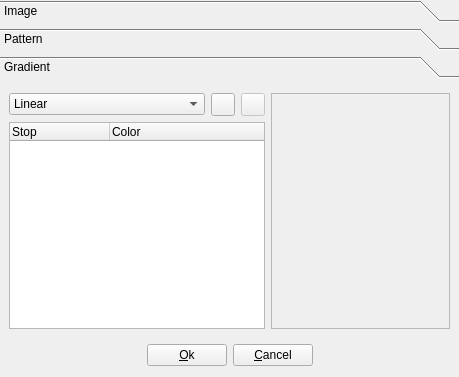
Above: brusheditor.ui from qmc2/qmc2-mame-fe before the change. Below: the same form after it.
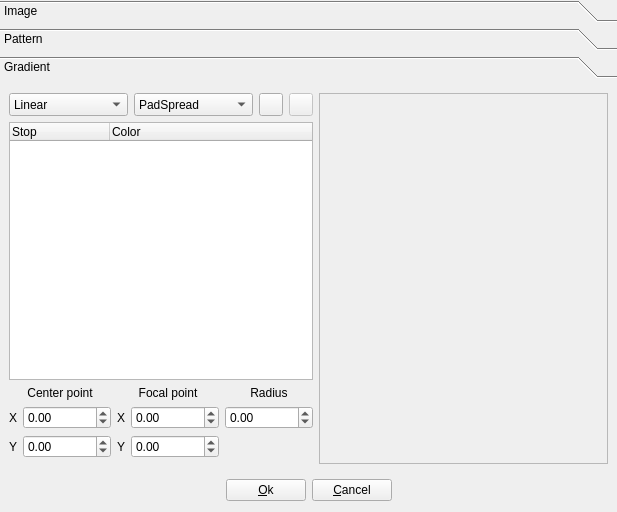
That is the form after the change. The open tabs and pages were chosen to show the change. Icons and pictures are not drawn.

```diff
--- a/brusheditor.ui
+++ b/brusheditor.ui
@@ -6,8 +6,8 @@
    <rect>
     <x>0</x>
     <y>0</y>
-    <width>459</width>
-    <height>377</height>
+    <width>617</width>
+    <height>512</height>
    </rect>
   </property>
   <property name="windowTitle">
@@ -344,16 +344,336 @@
        <rect>
         <x>0</x>
         <y>0</y>
-        <width>449</width>
-        <height>195</height>
+        <width>607</width>
+        <height>394</height>
        </rect>
       </property>
       <attribute name="label">
        <string>Gradient</string>
       </attribute>
-      <layout class="QGridLayout" name="gridLayout_4">
+      <layout class="QGridLayout" name="gridLayoutPageGradient">
+       <item row="2" column="0" colspan="4">
+        <widget class="QStackedWidget" name="stackedWidget">
+         <property name="sizePolicy">
+          <sizepolicy hsizetype="Preferred" vsizetype="Maximum">
+           <horstretch>0</horstretch>
+           <verstretch>0</verstretch>
+          </sizepolicy>
+         </property>
+         <property name="currentIndex">
+          <number>0</number>
+         </property>
+         <widget class="QWidget" name="pageLinear">
+          <layout class="QGridLayout" name="gridLayoutPageLinear">
+           <property name="margin">
+            <number>0</number>
+           </property>
+           <item row="2" column="2">
+            <widget class="QLabel" name="labelLinearEndPointY">
+             <property name="text">
+              <string>Y</string>
+             </property>
+            </widget>
+           </item>
+           <item row="1" column="1">
+            <widget class="QDoubleSpinBox" name="doubleSpinBoxLinearStartPointX"/>
+           </item>
+           <item row="0" column="2" colspan="2">
+            <widget class="QLabel" name="labelLinearEndPoint">
+             <property name="text">
+              <string>Final end point</string>
+             </property>
+             <property name="alignment">
+              <set>Qt::AlignCenter</set>
+             </property>
+            </widget>
+           </item>
+           <item row="1" column="3">
+            <widget class="QDoubleSpinBox" name="doubleSpinBoxLinearEndPointX"/>
+           </item>
+           <item row="1" column="0">
+            <widget class="QLabel" name="labelLinearStartPointX">
+             <property name="sizePolicy">
+              <sizepolicy hsizetype="Fixed" vsizetype="Preferred">
+               <horstretch>0</horstretch>
+               <verstretch>0</verstretch>
+              </sizepolicy>
+             </property>
+             <property name="text">
+              <string>X</string>
+             </property>
+            </widget>
+           </item>
+           <item row="1" column="2">
+            <widget class="QLabel" name="labelLinearEndPointX">
+             <property name="sizePolicy">
+              <sizepolicy hsizetype="Fixed" vsizetype="Preferred">
+               <horstretch>0</horstretch>
+               <verstretch>0</verstretch>
+              </sizepolicy>
+             </property>
+             <property name="text">
+              <string>X</string>
+             </property>
+            </widget>
+           </item>
+           <item row="2" column="0">
+            <widget class="QLabel" name="labeLinearStartPointY">
+             <property name="text">
+              <string>Y</string>
+             </property>
+            </widget>
+           </item>
+           <item row="2" column="3">
+            <widget class="QDoubleSpinBox" name="doubleSpinBoxLinearEndPointY"/>
+           </item>
+           <item row="2" column="1">
+            <widget class="QDoubleSpinBox" name="doubleSpinBoxLinearStartPointY"/>
+           </item>
+           <item row="0" column="0" colspan="2">
+            <widget class="QLabel" name="labelLinearStartPoint">
+             <property name="text">
+              <string>Start point</string>
+             </property>
+             <property name="alignment">
+              <set>Qt::AlignCenter</set>
+             </property>
+            </widget>
+           </item>
+          </layout>
+         </widget>
+         <widget class="QWidget" name="pageRadial">
+          <layout class="QGridLayout" name="gridLayoutPageRadial">
+           <property name="margin">
+            <number>0</number>
+           </property>
+           <item row="0" column="0" colspan="2">
+            <widget class="QLabel" name="labelRadialCenterPoint">
+             <property name="text">
+              <string>Center point</string>
+             </property>
+             <property name="alignment">
+              <set>Qt::AlignCenter</set>
+             </property>
+            </widget>
+           </item>
+           <item row="0" column="2" colspan="2">
+            <widget class="QLabel" name="labelRadialFocalPoint">
+             <property name="text">
+              <string>Focal point</string>
+             </property>
+             <property name="alignment">
+              <set>Qt::AlignCenter</set>
+             </property>
+            </widget>
+           </item>
+           <item row="0" column="4">
+            <widget class="QLabel" name="labelRadialRadius">
+             <property name="text">
+              <string>Radius</string>
+             </property>
+             <property name="alignment">
+              <set>Qt::AlignCenter</set>
+             </property>
+            </widget>
+           </item>
+           <item row="1" column="0">
+            <widget class="QLabel" name="labelRadialCenterPointX">
+             <property name="sizePolicy">
+              <sizepolicy hsizetype="Fixed" vsizetype="Preferred">
+               <horstretch>0</horstretch>
+               <verstretch>0</verstretch>
+              </sizepolicy>
+             </property>
+             <property name="text">
+              <string>X</string>
+             </property>
+            </widget>
+           </item>
+           <item row="1" column="1">
+            <widget class="QDoubleSpinBox" name="doubleSpinBoxRadialCenterPointX">
+             <property name="minimum">
+              <double>-999999999.000000000000000</double>
+             </property>
+             <property name="maximum">
+              <double>999999999.000000000000000</double>
+             </property>
+            </widget>
+           </item>
+           <item row="1" column="2">
+            <widget class="QLabel" name="labelRadialFocalPointX">
+             <property name="sizePolicy">
+              <sizepolicy hsizetype="Fixed" vsizetype="Preferred">
+               <horstretch>0</horstretch>
+               <verstretch>0</verstretch>
+              </sizepolicy>
+             </property>
+             <property name="text">
+              <string>X</string>
+             </property>
+            </widget>
+           </item>
+           <item row="1" column="3">
+            <widget class="QDoubleSpinBox" name="doubleSpinBoxRadialFocalPointX">
+             <property name="minimum">
+              <double>-999999999.000000000000000</double>
+             </property>
+             <property name="maximum">
+              <double>999999999.000000000000000</double>
+             </property>
+            </widget>
+           </item>
+           <item row="1" column="4">
+            <widget class="QDoubleSpinBox" name="doubleSpinBoxRadialRadius">
+             <property name="minimum">
+              <double>-999999999.000000000000000</double>
+             </property>
+             <property name="maximum">
+              <double>999999999.000000000000000</double>
+             </property>
+            </widget>
+           </item>
+           <item row="2" column="0">
+            <widget class="QLabel" name="labelRadialCenterPointY">
+             <property name="sizePolicy">
+              <sizepolicy hsizetype="Fixed" vsizetype="Preferred">
+               <horstretch>0</horstretch>
+               <verstretch>0</verstretch>
+              </sizepolicy>
+             </property>
+             <property name="text">
+              <string>Y</string>
+             </property>
+            </widget>
+           </item>
+           <item row="2" column="1">
+            <widget class="QDoubleSpinBox" name="doubleSpinBoxRadialCenterPointY">
+             <property name="minimum">
+              <double>-999999999.000000000000000</double>
+             </property>
+             <property name="maximum">
+              <double>999999999.000000000000000</double>
+             </property>
+            </widget>
+           </item>
+           <item row="2" column="2">
+            <widget class="QLabel" name="labelRadialFocalPointY">
+             <property name="sizePolicy">
+              <sizepolicy hsizetype="Fixed" vsizetype="Preferred">
+               <horstretch>0</horstretch>
+               <verstretch>0</verstretch>
+              </sizepolicy>
+             </property>
+             <property name="text">
+              <string>Y</string>
+             </property>
+            </widget>
+           </item>
+           <item row="2" column="3">
+            <widget class="QDoubleSpinBox" name="doubleSpinBoxRadialFocalPointY">
+             <property name="minimum">
+              <double>-999999999.000000000000000</double>
+             </property>
+             <property name="maximum">
+              <double>999999999.000000000000000</double>
+             </property>
+            </widget>
+           </item>
+          </layout>
+         </widget>
+         <widget class="QWidget" name="pageConical">
+          <layout class="QGridLayout" name="gridLayoutPageConical">
+           <property name="margin">
+            <number>0</number>
+           </property>
+           <item row="0" column="0" colspan="2">
+            <widget class="QLabel" name="labelConicalCenterPoint">
+             <property name="text">
+              <string>Center point</string>
+             </property>
+             <property name="alignment">
+              <set>Qt::AlignCenter</set>
+             </property>
+            </widget>
+           </item>
+           <item row="0" column="2">
+            <widget class="QLabel" name="labelConicalAngle">
+             <property name="text">
+              <string>Angle</string>
+             </property>
+             <property name="alignment">
+              <set>Qt::AlignCenter</set>
+             </property>
+            </widget>
+           </item>
+           <item row="1" column="0">
+            <widget class="QLabel" name="labelConicalCenterPointX">
+             <property name="sizePolicy">
+              <sizepolicy hsizetype="Fixed" vsizetype="Preferred">
+               <horstretch>0</horstretch>
+               <verstretch>0</verstretch>
+              </sizepolicy>
+             </property>
+             <property name="text">
+              <string>X</string>
+             </property>
+            </widget>
+           </item>
+           <item row="1" column="1">
+            <widget class="QDoubleSpinBox" name="doubleSpinBoxConicalCenterPointX">
+             <property name="minimum">
+              <double>-999999999.000000000000000</double>
+             </property>
+             <property name="maximum">
+              <double>999999999.000000000000000</double>
+             </property>
+            </widget>
+           </item>
+           <item row="1" column="2">
+            <widget class="QDoubleSpinBox" name="doubleSpinBoxConicalAngle">
+             <property name="suffix">
+              <string>°</string>
+             </property>
+             <property name="maximum">
+              <double>360.000000000000000</double>
+             </property>
+            </widget>
+           </item>
+           <item row="2" column="0">
+            <widget class="QLabel" name="labelConicalCenterPointY">
+             <property name="sizePolicy">
+              <sizepolicy hsizetype="Fixed" vsizetype="Preferred">
+               <horstretch>0</horstretch>
+               <verstretch>0</verstretch>
+              </sizepolicy>
+             </property>
+             <property name="text">
+              <string>Y</string>
+             </property>
+            </widget>
+           </item>
+           <item row="2" column="1">
+            <widget class="QDoubleSpinBox" name="doubleSpinBoxConicalCenterPointY">
+             <property name="minimum">
+              <double>-999999999.000000000000000</double>
+             </property>
+             <property name="maximum">
+              <double>999999999.000000000000000</double>
+             </property>
+            </widget>
+           </item>
+          </layout>
+         </widget>
+        </widget>
+       </item>
        <item row="0" column="0">
         <widget class="QComboBox" name="comboBoxGradientType">
+         <property name="sizePolicy">
+          <sizepolicy hsizetype="Preferred" vsizetype="Minimum">
+           <horstretch>0</horstretch>
+           <verstretch>0</verstretch>
+          </sizepolicy>
+         </property>
          <property name="toolTip">
           <string>Gradient type</string>
          </property>
@@ -374,44 +694,7 @@
          </item>
         </widget>
        </item>
-       <item row="0" column="1">
-        <widget class="QToolButton" name="toolButtonAddColorStop">
-         <property name="sizePolicy">
-          <sizepolicy hsizetype="Fixed" vsizetype="Minimum">
-           <horstretch>0</horstretch>
-           <verstretch>0</verstretch>
-          </sizepolicy>
-         </property>
-         <property name="toolTip">
-          <string>Add color-stop</string>
-         </property>
-         <property name="icon">
-          <iconset resource="qmc2.qrc">
-           <normaloff>:/data/img/plus.png</normaloff>:/data/img/plus.png</iconset>
-         </property>
-        </widget>
-       </item>
-       <item row="0" column="2">
-        <widget class="QToolButton" name="toolButtonRemoveColorStop">
-         <property name="enabled">
-          <bool>false</bool>
-         </property>
-         <property name="sizePolicy">
-          <sizepolicy hsizetype="Fixed" vsizetype="Minimum">
-           <horstretch>0</horstretch>
-           <verstretch>0</verstretch>
-          </sizepolicy>
-         </property>
-         <property name="toolTip">
-          <string>Remove color-stop</string>
-         </property>
-         <property name="icon">
-          <iconset resource="qmc2.qrc">
-           <normaloff>:/data/img/minus.png</normaloff>:/data/img/minus.png</iconset>
-         </property>
-        </widget>
-       </item>
-       <item row="0" column="3" rowspan="2">
+       <item row="0" column="4" rowspan="4">
         <widget class="QFrame" name="frameGradientPreview">
          <property name="sizePolicy">
           <sizepolicy hsizetype="Expanding" vsizetype="Expanding">
@@ -430,17 +713,73 @@
          </property>
         </widget>
        </item>
-       <item row="1" column="0" colspan="3">
+       <item row="0" column="1">
+        <widget class="QComboBox" name="comboBoxSpreadType">
+         <property name="sizePolicy">
+          <sizepolicy hsizetype="Preferred" vsizetype="Minimum">
+           <horstretch>0</horstretch>
+           <verstretch>0</verstretch>
+          </sizepolicy>
+         </property>
+         <property name="toolTip">
+          <string>Spread type</string>
+         </property>
+         <item>
+          <property name="text">
+           <string notr="true">PadSpread</string>
+          </property>
+         </item>
+         <item>
+          <property name="text">
+           <string notr="true">RepeatSpread</string>
+          </property>
+         </item>
+         <item>
+          <property name="text">
+           <string notr="true">ReflectSpread</string>
+          </property>
+         </item>
+        </widget>
+       </item>
+       <item row="0" column="3">
+        <widget class="QToolButton" name="toolButtonRemoveColorStop">
+         <property name="enabled">
+          <bool>false</bool>
+         </property>
+         <property name="sizePolicy">
+          <sizepolicy hsizetype="Fixed" vsizetype="Minimum">
+           <horstretch>0</horstretch>
+           <verstretch>0</verstretch>
+          </sizepolicy>
+         </property>
+         <property name="toolTip">
+          <string>Remove color-stop</string>
+         </property>
+         <property name="icon">
+          <iconset resource="qmc2.qrc">
+           <normaloff>:/data/img/minus.png</normaloff>:/data/img/minus.png</iconset>
+         </property>
+        </widget>
+       </item>
+       <item row="0" column="2">
+        <widget class="QToolButton" name="toolButtonAddColorStop">
+         <property name="sizePolicy">
+          <sizepolicy hsizetype="Fixed" vsizetype="Minimum">
+           <horstretch>0</horstretch>
+           <verstretch>0</verstretch>
+          </sizepolicy>
+         </property>
+         <property name="toolTip">
+          <string>Add color-stop</string>
+         </property>
+         <property name="icon">
+          <iconset resource="qmc2.qrc">
+           <normaloff>:/data/img/plus.png</normaloff>:/data/img/plus.png</iconset>
+         </property>
+        </widget>
+       </item>
+       <item row="1" column="0" colspan="4">
         <widget class="QTreeWidget" name="treeWidgetColorStops">
-         <property name="sizePolicy">
-          <sizepolicy hsizetype="Preferred" vsizetype="Expanding">
-           <horstretch>0</horstretch>
-           <verstretch>0</verstretch>
-          </sizepolicy>
-         </property>
-         <property name="dragDropMode">
-          <enum>QAbstractItemView::InternalMove</enum>
-         </property>
          <property name="rootIsDecorated">
           <bool>false</bool>
          </property>
```
Left out of the diff: 47 changed lines with no effect on the pictures.
